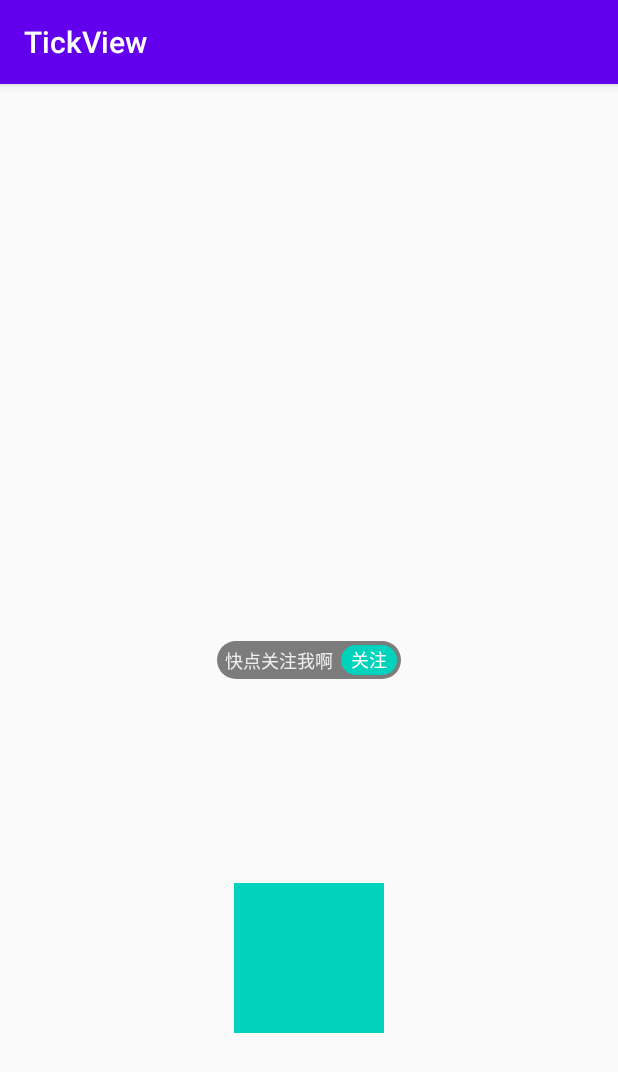
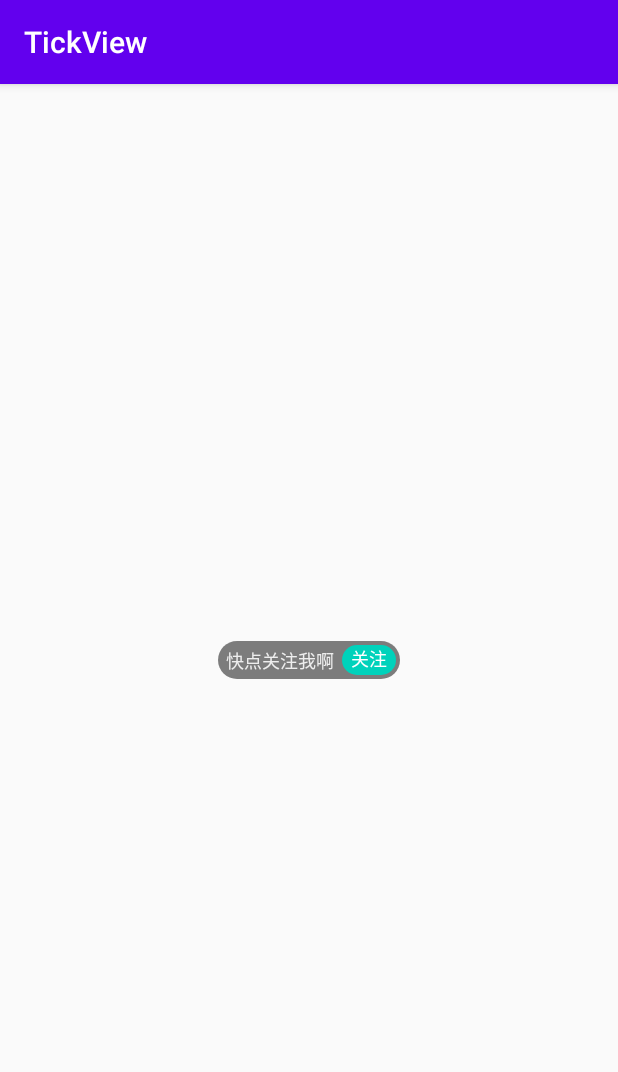
Before and after one commit to TennyQianghuacong/TickView, an Android app: the screen it shows after launch (MainActivity), on a phone screen of 412 x 824 dp. Shown: the top 1072 px of the screen. Run offline under Robolectric (Android 15) with nearby library versions, the phone set to English and light mode, and no system bars.

Commit message:
second commit

```diff
--- a/app/src/main/java/com/tenny/tickview/MainActivity.kt
+++ b/app/src/main/java/com/tenny/tickview/MainActivity.kt
@@ -22,47 +22,10 @@ class MainActivity : AppCompatActivity() {
         super.onCreate(savedInstanceState)
         setContentView(R.layout.activity_main)
 
-        initFollowAnimate()
 
-        follow_layout.setOnClickListener {
-            changeToVectorAnimate()
-        }
-
-    }
-
-    private fun changeToVectorAnimate() {
-        followAnimate.let {
-            if (timeToReverse) {
-                it.reverse()
-            } else {
-               it.start()
-            }
-            timeToReverse = !this.timeToReverse
-        }
-    }
-
-    private lateinit var followAnimate: AnimatorSet
-
-    private fun initFollowAnimate() {
-
-
-        var followTvAnimate = ObjectAnimator.ofFloat(follow_tv, "alpha", 1f, 0f)
-        var followIvAnimate = ObjectAnimator.ofFloat(follow_tick, "alpha", 0f, 1f)
-
-        followAnimate = AnimatorSet().apply {
-            this.playTogether(followTvAnimate, followIvAnimate)
-            this.addListener(object : AnimatorListenerAdapter(){
-                override fun onAnimationEnd(animation: Animator?, isReverse: Boolean) {
-                    super.onAnimationEnd(animation, isReverse)
-
-                    if (isReverse) {
-                        follow_tick.setImageDrawable(null)
-                    } else {
-                        follow_tick.setImageDrawable(animateDrawable)
-                        animateDrawable.start()
-                    }
-                }
-            })
+        tick_view.setOnClickListener {
+            tick_view.showLoadingView()
+            tick_view.postDelayed({tick_view.showTickView()}, 10000)
         }
     }
 
--- a/app/src/main/java/com/tenny/tickview/widget/TickView.kt
+++ b/app/src/main/java/com/tenny/tickview/widget/TickView.kt
@@ -5,6 +5,7 @@ import android.content.Context
 import android.graphics.*
 import android.text.TextUtils
 import android.util.AttributeSet
+import android.util.Log
 import android.view.View
 import android.view.animation.LinearInterpolator
 import com.tenny.tickview.R
@@ -22,9 +23,16 @@ class TickView(context: Context?, attrs: AttributeSet?) : View(context, attrs) {
     private var tickAreaWidth : Float = 16.dp2px
     private var loadingRadius = tickAreaWidth / 3.2f
 
-    private var drawTick: Boolean = false
+    private var showTick: Boolean = false
+    private var showLoading: Boolean = false
 
     private var textContent: String = ""
+        set(value) {
+            field = value
+            invalidate()
+        }
+
+    private var textSize: Float = 12.dp2px
         set(value) {
             field = value
             invalidate()
@@ -76,7 +84,8 @@ class TickView(context: Context?, attrs: AttributeSet?) : View(context, attrs) {
         addListener(object : AnimatorListenerAdapter(){
             override fun onAnimationStart(animation: Animator?) {
                 super.onAnimationStart(animation)
-                drawTick = false
+                showTick = false
+                showLoading = true
             }
         })
     }
@@ -84,9 +93,19 @@ class TickView(context: Context?, attrs: AttributeSet?) : View(context, attrs) {
     private val alphaHideAnimator: ObjectAnimator = ObjectAnimator.ofInt(this, "alpha", 255, 0).apply {
         duration = 300L
         addListener(object : AnimatorListenerAdapter(){
+            override fun onAnimationStart(animation: Animator?) {
+                super.onAnimationStart(animation)
+                alphaShowAnimator.cancel()
+            }
+
             override fun onAnimationEnd(animation: Animator?) {
                 super.onAnimationEnd(animation)
-                drawTick = true
+                showTick = true
+                showLoading = false
+
+                showLoadingAnimatorSet?.pause()
+               // alphaShowAnimator.end()
+                turnAroundAnimator.end()
             }
         })
     }
@@ -107,6 +126,7 @@ class TickView(context: Context?, attrs: AttributeSet?) : View(context, attrs) {
         strokeCap = Paint.Cap.ROUND
         strokeJoin = Paint.Join.ROUND
     }
+    private val fontMetrics = Paint.FontMetrics()
 
     private val arcRectF: RectF = RectF()
 
@@ -129,6 +149,7 @@ class TickView(context: Context?, attrs: AttributeSet?) : View(context, attrs) {
             tickAreaWidth = typedArray.getDimension(R.styleable.TickView_tick_area_width, 16.dp2px)
             loadingRadius = tickAreaWidth / 3.2f
 
+            textSize = typedArray.getDimension(R.styleable.TickView_textSize, 12.dp2px)
             val content = typedArray.getString(R.styleable.TickView_text)
             textContent = content ?: ""
 
@@ -138,8 +159,8 @@ class TickView(context: Context?, attrs: AttributeSet?) : View(context, attrs) {
 
     override fun onAttachedToWindow() {
         super.onAttachedToWindow()
-     //   showLoadingView()
-     //   postDelayed({showTickView()}, 2000L)
+      //  showLoadingView()
+      //  postDelayed({showTickView()}, 2000L)
     }
 
     override fun onDetachedFromWindow() {
@@ -151,16 +172,29 @@ class TickView(context: Context?, attrs: AttributeSet?) : View(context, attrs) {
     override fun onMeasure(widthMeasureSpec: Int, heightMeasureSpec: Int) {
         super.onMeasure(widthMeasureSpec, heightMeasureSpec)
 
-        val widthMeasureExpect = measureEdgeSize(widthMeasureSpec)
-        val heightMeasureExpect = measureEdgeSize(heightMeasureSpec)
+        val textMeasureExpect = FloatArray(2)
+        measureText(textMeasureExpect)
+
+        val widthMeasureExpect = measureEdgeSize(widthMeasureSpec, textMeasureExpect[0])
+        val heightMeasureExpect = measureEdgeSize(heightMeasureSpec, textMeasureExpect[1])
 
         setMeasuredDimension(widthMeasureExpect, heightMeasureExpect)
     }
 
     /**
+     * 测量字符串
+     */
+    private fun measureText(textMeasureSpec: FloatArray) {
+        paint.textSize = textSize
+        paint.getFontMetrics(fontMetrics)
+        textMeasureSpec[0] = paint.measureText(textContent) + max(paddingStart + paddingEnd, paddingLeft + paddingRight)
+        textMeasureSpec[1] = paint.fontSpacing + paddingTop + paddingBottom
+    }
+
+    /**
      * 测量边距
      */
-    private fun measureEdgeSize(edgeMeasureSpec: Int) : Int {
+    private fun measureEdgeSize(edgeMeasureSpec: Int, textMeasureExpect: Float) : Int {
         val measureSpecSize = MeasureSpec.getSize(edgeMeasureSpec)
 
         return when(MeasureSpec.getMode(edgeMeasureSpec)) {
@@ -168,7 +202,7 @@ class TickView(context: Context?, attrs: AttributeSet?) : View(context, attrs) {
                 measureSpecSize
             }
             else -> {
-                min(measureSpecSize, tickAreaWidth.toInt())
+                min(measureSpecSize, max(tickAreaWidth, textMeasureExpect).toInt())
             }
         }
     }
@@ -210,7 +244,7 @@ class TickView(context: Context?, attrs: AttributeSet?) : View(context, attrs) {
     override fun onDraw(canvas: Canvas) {
         super.onDraw(canvas)
 
-        drawBackGround(canvas)
+ //       drawBackGround(canvas)
         drawText(canvas)
         drawCircle(canvas)
         drawTick(canvas)
@@ -231,14 +265,18 @@ class TickView(context: Context?, attrs: AttributeSet?) : View(context, attrs) {
      * 绘制文字
      */
     private fun drawText(canvas: Canvas) {
-        if (TextUtils.isEmpty(textContent)) {
+        if (TextUtils.isEmpty(textContent) || showTick || showLoading) {
             return
         }
+        canvas.drawText(textContent, width  / 2f, (height - fontMetrics.descent - fontMetrics.ascent) / 2f, paint.apply {
+            style = Paint.Style.FILL
+            color = viewColor
+            alpha = 255
+            textSize = this@TickView.textSize
+            textAlign = Paint.Align.CENTER
+        })
 
-        paint.apply {
-            color = Color.WHITE
-            alpha = 255
-        }
+
     }
 
     /**
@@ -247,7 +285,7 @@ class TickView(context: Context?, attrs: AttributeSet?) : View(context, attrs) {
     private fun drawCircle(canvas: Canvas) {
         canvas.drawArc(arcRectF, startAngle, sweepAngle, false, paint.apply{
             style = Paint.Style.STROKE
-            color = Color.WHITE
+            color = viewColor
             alpha = this@TickView.alpha
             strokeWidth = this@TickView.strokeWidth
         })
@@ -258,14 +296,14 @@ class TickView(context: Context?, attrs: AttributeSet?) : View(context, attrs) {
      * 绘制提勾
      */
     private fun drawTick(canvas: Canvas) {
-        if (!drawTick) {
+        if (!showTick) {
             return
         }
         drawTickPath.reset()
         pathMeasure.getSegment(0f, tickPathDistance, drawTickPath, true)
         canvas.drawPath(drawTickPath, paint.apply {
             style = Paint.Style.STROKE
-            color = Color.WHITE
+            color = viewColor
             strokeWidth = this@TickView.strokeWidth
             alpha = 255
         })
@@ -288,6 +326,7 @@ class TickView(context: Context?, attrs: AttributeSet?) : View(context, attrs) {
             addListener(object : AnimatorListenerAdapter() {
                 override fun onAnimationEnd(animation: Animator?) {
                     super.onAnimationEnd(animation)
+                    Log.e("QHC", "alpha: $alpha")
                 }
             })
         }
--- a/app/src/main/res/layout/activity_main.xml
+++ b/app/src/main/res/layout/activity_main.xml
@@ -28,48 +28,27 @@
             android:textSize="12dp"
             android:textColor="#eeeeee"/>
 
-        <FrameLayout
-            android:id="@+id/follow_layout"
+        <com.tenny.tickview.widget.TickView
+            android:id="@+id/tick_view"
             android:layout_width="wrap_content"
             android:layout_height="20dp"
+            app:stroke_width="2dp"
+            android:paddingStart="6dp"
+            android:paddingEnd="6dp"
+            android:paddingTop="2dp"
+            android:paddingBottom="2dp"
             android:layout_marginStart="5dp"
             android:layout_marginEnd="2.5dp"
-            android:minWidth="37dp"
             android:background="@drawable/bg_follow_btn"
+            app:text="关注"
+            app:textSize="12dp"
             app:layout_constraintStart_toEndOf="@id/name_tv"
             app:layout_constraintTop_toTopOf="parent"
             app:layout_constraintBottom_toBottomOf="parent"
-            app:layout_constraintEnd_toEndOf="parent">
-
-            <TextView
-                android:id="@+id/follow_tv"
-                android:layout_width="wrap_content"
-                android:layout_height="wrap_content"
-                android:text="关注"
-                android:layout_gravity="center"
-                android:textColor="#ffffff"
-                android:textSize="12dp"/>
-
-            <ImageView
-                android:id="@+id/follow_tick"
-                android:layout_width="wrap_content"
-                android:layout_height="wrap_content"
-                android:layout_gravity="center"
-                android:alpha="0" />
-
-        </FrameLayout>
+            app:layout_constraintEnd_toEndOf="parent"/>
 
     </androidx.constraintlayout.widget.ConstraintLayout>
 
-    <com.tenny.tickview.widget.TickView
-        android:id="@+id/tick_view"
-        android:layout_width="100dp"
-        android:layout_height="100dp"
-        app:stroke_width="10dp"
-        app:text="关注"
-        app:layout_constraintTop_toBottomOf="@id/follow_container"
-        app:layout_constraintStart_toStartOf="parent"
-        app:layout_constraintBottom_toBottomOf="parent"
-        app:layout_constraintEnd_toEndOf="parent"/>
+
 
 </androidx.constraintlayout.widget.ConstraintLayout>
--- a/app/src/main/res/values/attrs.xml
+++ b/app/src/main/res/values/attrs.xml
@@ -7,6 +7,7 @@
         <attr name="tick_area_width" format="dimension"/>
         <attr name="stroke_width" format="dimension"/>
         <attr name="text" format="string"/>
+        <attr name="textSize" format="dimension"/>
 
     </declare-styleable>
 
```
